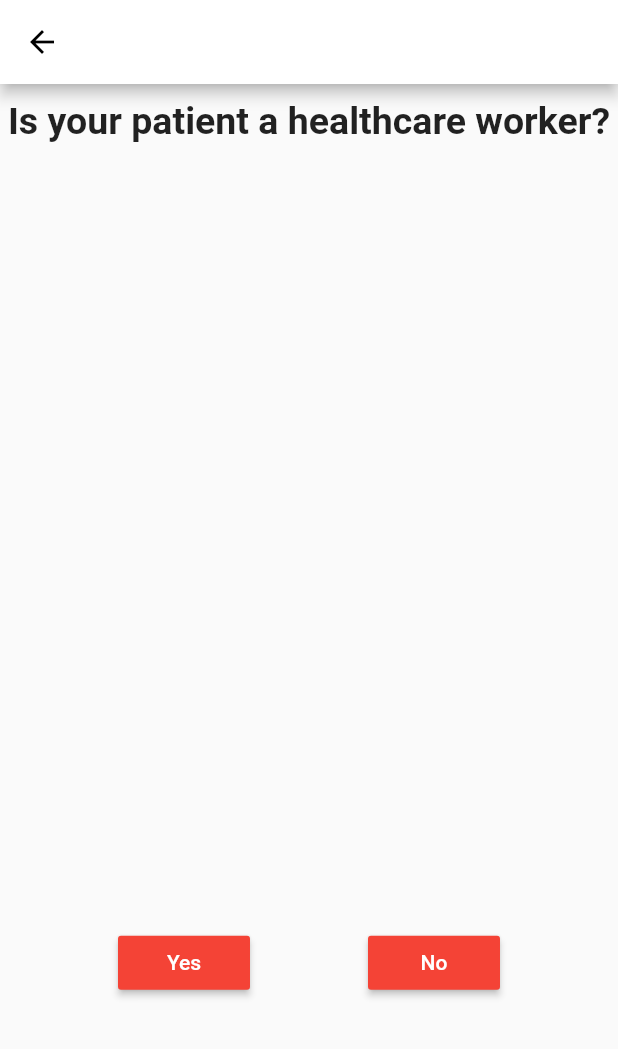
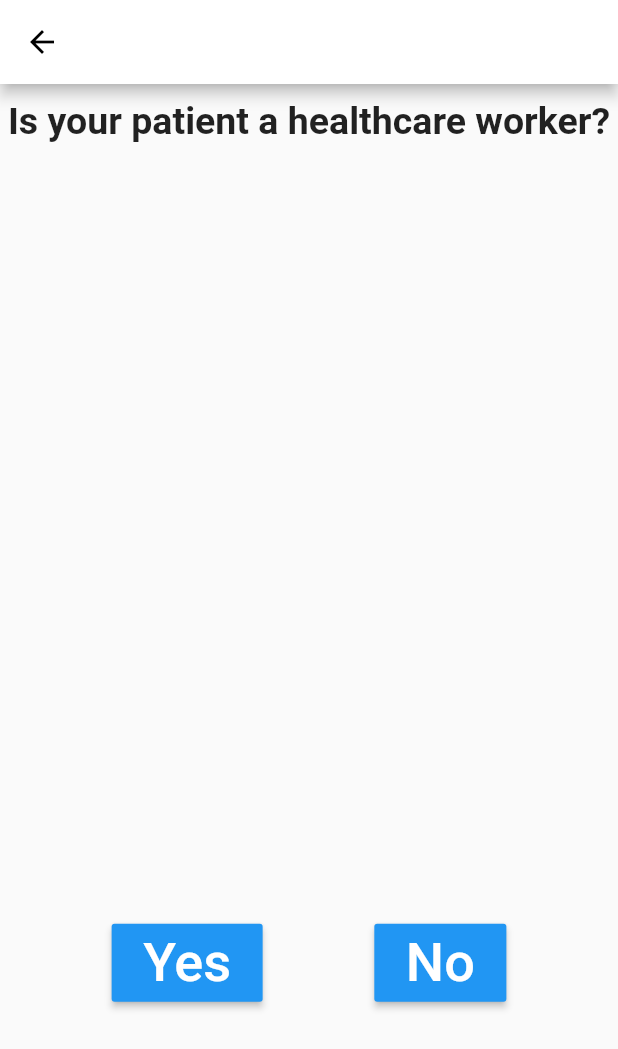
Before and after one commit to anayw2001/covid-triage-app, a Flutter app: the screen it shows after launch, after a tap on "Tap here to access the isolation grid.", on a phone screen of 412 x 824 dp. Shown: the top 1049 px of the screen. Run offline on Flutter 3.47's test engine with Material 2 defaults, Android fonts, the phone set to English and light mode, and no system bars; our stand-ins replace numberpicker.

Commit message:
flutter: final design updates

```diff
--- a/lib/TestView.dart
+++ b/lib/TestView.dart
@@ -40,7 +40,10 @@ class TestView extends StatelessWidget {
             Spacer(),
             RaisedButton(
               color: Colors.green,
-              child: Text("Go back to main screen", style: TextStyle(color: Colors.white),),
+              child: Padding(
+                padding: EdgeInsets.fromLTRB(5, 5, 5, 5),
+                child: Text("Go back to main screen", style: TextStyle(color: Colors.white, fontSize: 36.0)),
+              ),
               onPressed: () {
                 Navigator.popUntil(context, (Route<dynamic> route) => route.isFirst);
                 },
--- a/lib/YesNoView.dart
+++ b/lib/YesNoView.dart
@@ -12,16 +12,20 @@ class YesNoView extends StatelessWidget {
             children: <Widget>[
               Spacer(),
               RaisedButton(
-                  color: Colors.red,
-                  child: Text("Yes", style: TextStyle(color: Colors.white)),
+                  child: Padding(
+                    padding: EdgeInsets.fromLTRB(5, 5, 5, 5),
+                    child: Text("Yes", style: TextStyle(color: Colors.white, fontSize: 36.0)),
+                  ),
                   onPressed: () {
                     Navigator.push(context, MaterialPageRoute(builder: (context) => positiveDestination));
                   }
               ),
               Spacer(),
               RaisedButton(
-                  color: Colors.red,
-                  child: Text("No", style: TextStyle(color: Colors.white)),
+                  child: Padding(
+                    padding: EdgeInsets.fromLTRB(5, 5, 5, 5),
+                    child: Text("No", style: TextStyle(color: Colors.white, fontSize: 36.0)),
+                  ),
                   onPressed: () {
                     Navigator.push(context, MaterialPageRoute(builder: (context) => negativeDestination));
                   }
--- a/lib/main.dart
+++ b/lib/main.dart
@@ -11,7 +11,7 @@ class MyApp extends StatelessWidget {
   @override
   Widget build(BuildContext context) {
     return MaterialApp(
-      title: 'COVID Triage',
+      title: 'TPMG COVID Triage',
       theme: ThemeData(
         // This is the theme of your application.
         //
@@ -22,13 +22,16 @@ class MyApp extends StatelessWidget {
         // or simply save your changes to "hot reload" in a Flutter IDE).
         // Notice that the counter didn't reset back to zero; the application
         // is not restarted.
-        primarySwatch: Colors.red,
+        primarySwatch: Colors.blue,
         // This makes the visual density adapt to the platform that you run
         // the app on. For desktop platforms, the controls will be smaller and
         // closer together (more dense) than on mobile platforms.
         visualDensity: VisualDensity.adaptivePlatformDensity,
+        buttonTheme: ButtonThemeData(
+          buttonColor: Colors.blue,
+        ),
       ),
-      home: MyHomePage(title: 'COVID Triage'),
+      home: MyHomePage(title: 'TPMG COVID Triage'),
     );
   }
 }
@@ -89,16 +92,20 @@ class _MyHomePageState extends State<MyHomePage> {
           children: <Widget>[
             Spacer(),
             RaisedButton(
-              color: Colors.red,
-              child: Text('Tap here to get started', style: TextStyle(color: Colors.white)),
+              child: Padding(
+                padding: EdgeInsets.fromLTRB(5, 5, 5, 5),
+                child: Text('Tap here to get started', style: TextStyle(color: Colors.white, fontSize: 36.0)),
+              ),
               onPressed: () {
                 Navigator.push(context, MaterialPageRoute(builder: (context) => QuestionOne()));
               },
             ),
             SizedBox(height: 20),
             RaisedButton(
-              color: Colors.red,
-              child: Text('Tap here to access the isolation grid.', style: TextStyle(color: Colors.white)),
+              child: Padding(
+                padding: EdgeInsets.fromLTRB(5, 5, 5, 5),
+                child: Text('Tap here to access the isolation grid.', style: TextStyle(color: Colors.white, fontSize: 36.0), softWrap: true,),
+              ),
               onPressed: () {
                 Navigator.push(context, MaterialPageRoute(builder: (context) => IsolationGridFilter()));
               },
```
Also changed, not shown: lib/DoNotTestView.dart (+7 -2 lines), lib/Questions.dart (+13 -4 lines).
